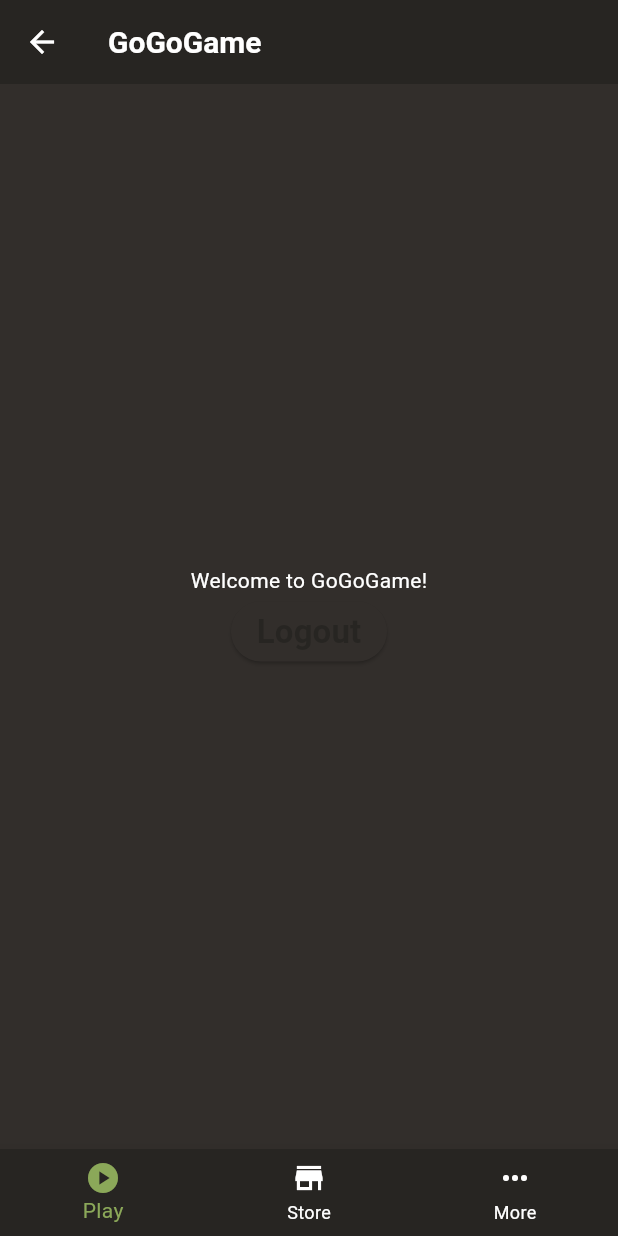
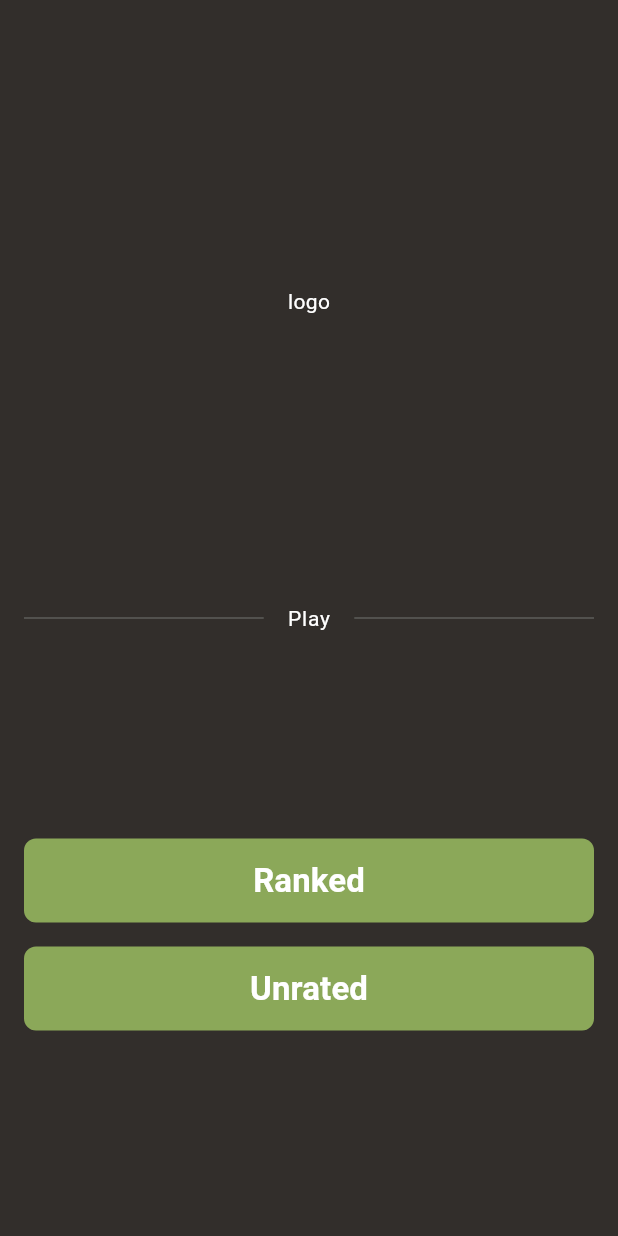
Before and after one commit to MeowKyWay/GoGoGame, a Flutter app: the PlayPage widget shown alone on an empty page, opened directly, on a phone screen of 412 x 824 dp. Run offline on Flutter 3.47's test engine with Material 3 defaults, Android fonts, the phone set to English and light mode, and no system bars; drawn by our look-alikes of loader_overlay; our stand-ins replace flutter_riverpod, flutter_secure_storage, flutter_spinkit, gap, go_router; missing offline and left inert: dart_jsonwebtoken; accounts and stored records are empty.

Commit message:
Added play page

```diff
--- a/frontend/lib/main.dart
+++ b/frontend/lib/main.dart
@@ -7,7 +7,6 @@ import 'package:gogogame_frontend/core/services/auth/auth_service_provider.dart'
 import 'package:gogogame_frontend/core/themes/app_theme.dart';
 import 'package:gogogame_frontend/pages/auth/login_page/login_page.dart';
 import 'package:gogogame_frontend/pages/home/home_scaffold.dart';
-import 'package:gogogame_frontend/pages/home/play_page/play_page.dart';
 import 'package:loader_overlay/loader_overlay.dart';
 
 void main() {
--- a/frontend/lib/pages/home/home_scaffold.dart
+++ b/frontend/lib/pages/home/home_scaffold.dart
@@ -1,5 +1,6 @@
 import 'package:flutter/material.dart';
 import 'package:flutter/widgets.dart';
+import 'package:gogogame_frontend/pages/home/play_page/play_page.dart';
 
 class HomeScaffold extends StatefulWidget {
   const HomeScaffold({super.key});
@@ -26,7 +27,10 @@ class _HomeScaffoldState extends State<HomeScaffold> {
         currentIndex: _currentIndex,
         items: const <BottomNavigationBarItem>[
           BottomNavigationBarItem(icon: Icon(Icons.play_circle), label: 'Play'),
-          BottomNavigationBarItem(icon: Icon(Icons.store), label: 'Store'),
+          BottomNavigationBarItem(
+            icon: Icon(Icons.shopping_bag),
+            label: 'Store',
+          ),
           BottomNavigationBarItem(icon: Icon(Icons.more_horiz), label: 'More'),
         ],
       ),
@@ -34,12 +38,7 @@ class _HomeScaffoldState extends State<HomeScaffold> {
         controller: _pageController,
         physics: const NeverScrollableScrollPhysics(),
         children: <Widget>[
-          Center(
-            child: Column(
-              mainAxisAlignment: MainAxisAlignment.center,
-              children: const <Widget>[Text('Welcome to GoGoGame!')],
-            ),
-          ),
+          PlayPage(),
           Center(
             child: Column(
               mainAxisAlignment: MainAxisAlignment.center,
--- a/frontend/lib/pages/home/play_page/play_page.dart
+++ b/frontend/lib/pages/home/play_page/play_page.dart
@@ -1,32 +1,49 @@
 import 'package:flutter/material.dart';
 import 'package:flutter_riverpod/flutter_riverpod.dart';
-import 'package:gogogame_frontend/core/services/auth/auth_service_provider.dart';
+import 'package:gogogame_frontend/widget/text_divider.dart';
 
 class PlayPage extends ConsumerWidget {
   const PlayPage({super.key});
 
   @override
   Widget build(BuildContext context, WidgetRef ref) {
-    return Scaffold(
-      appBar: AppBar(title: const Text('GoGoGame')),
-      bottomNavigationBar: BottomNavigationBar(
-        items: const <BottomNavigationBarItem>[
-          BottomNavigationBarItem(icon: Icon(Icons.play_circle), label: 'Play'),
-          BottomNavigationBarItem(icon: Icon(Icons.store), label: 'Store'),
-          BottomNavigationBarItem(icon: Icon(Icons.more_horiz), label: 'More'),
+    return Padding(
+      padding: const EdgeInsets.symmetric(horizontal: 16.0),
+      child: Column(
+        mainAxisSize: MainAxisSize.max,
+        children: [
+          Flexible(flex: 1, child: Center(child: Text('logo'))),
+          TextDivider(text: 'Play'),
+          Flexible(
+            flex: 1,
+            child: Column(
+              mainAxisAlignment: MainAxisAlignment.center,
+              spacing: 16,
+              children: [
+                SizedBox(
+                  height: 56,
+                  width: double.infinity,
+                  child: FilledButton(
+                    onPressed: () {
+                      throw UnimplementedError();
+                    },
+                    child: Text('Ranked'),
+                  ),
+                ),
+                SizedBox(
+                  height: 56,
+                  width: double.infinity,
+                  child: FilledButton(
+                    onPressed: () {
+                      throw UnimplementedError();
+                    },
+                    child: Text('Unrated'),
+                  ),
+                ),
+              ],
+            ),
+          ),
         ],
-      ),
-      body: Center(
-        child: Column(
-          mainAxisAlignment: MainAxisAlignment.center,
-          children: <Widget>[
-            const Text('Welcome to GoGoGame!'),
-            ElevatedButton(
-              onPressed: ref.read(authStateProvider.notifier).logout,
-              child: const Text('Logout'),
-            ),
-          ],
-        ),
       ),
     );
   }
```
